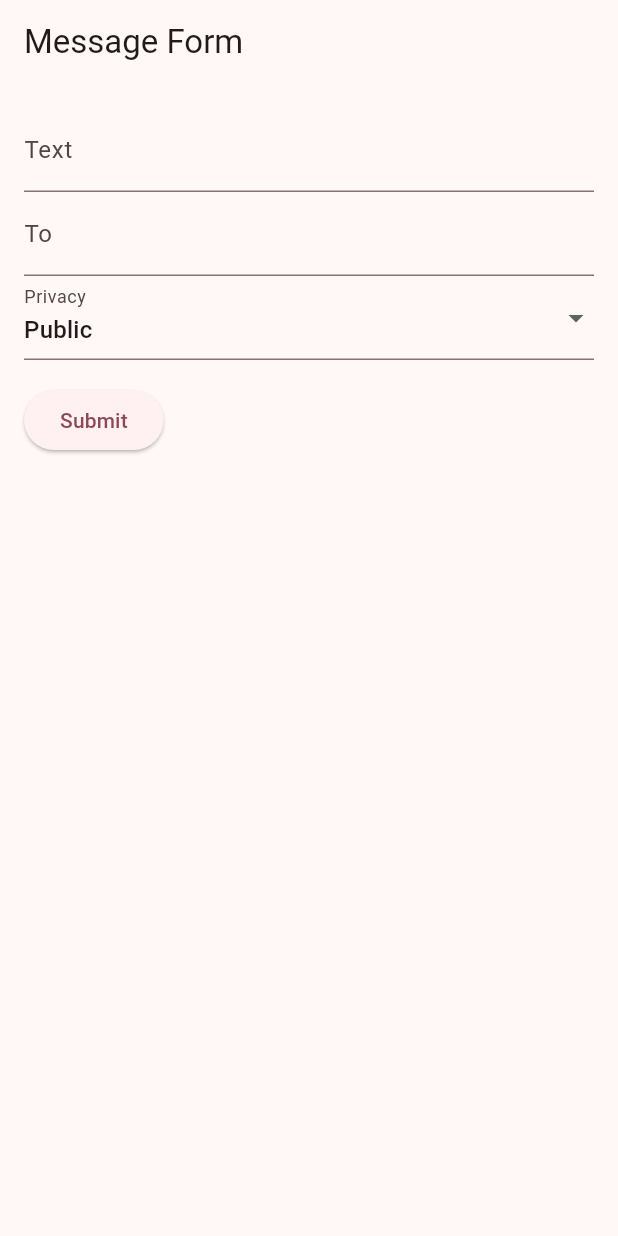
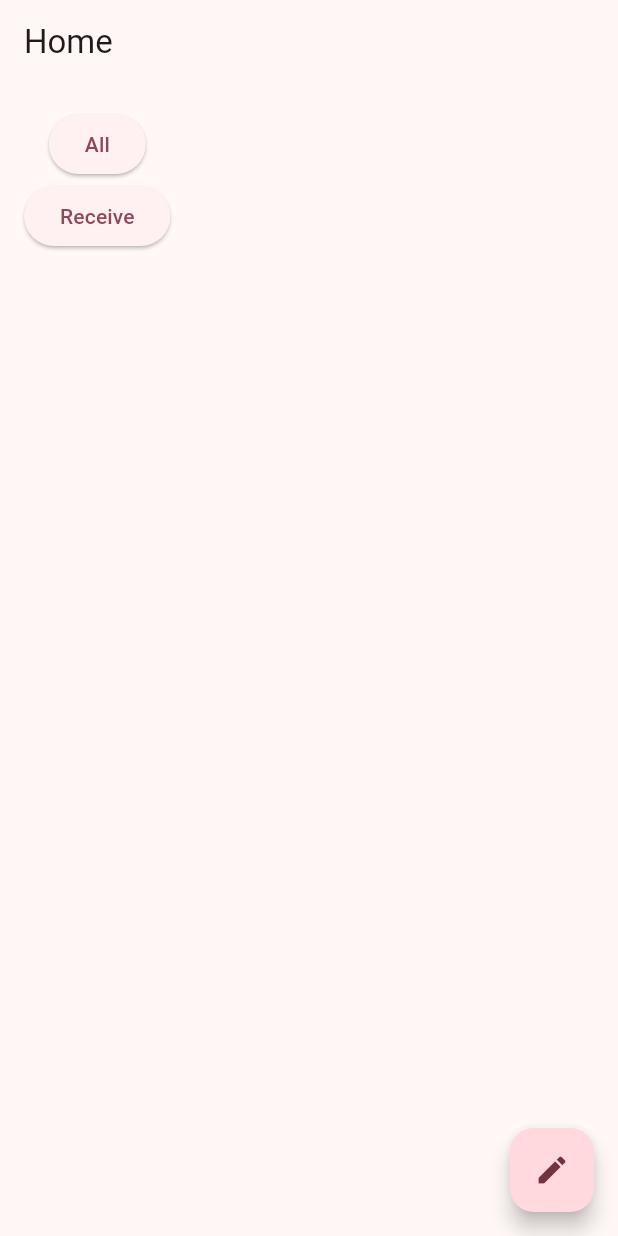
Before and after one commit to InkyChew/flutter-grateful, a Flutter app: the screen it shows after launch, on a phone screen of 412 x 824 dp. Run offline on Flutter 3.47's test engine with Material 3 defaults, Android fonts, the phone set to English and light mode, and no system bars; our stand-ins replace equatable, flutter_bloc.

Commit message:
home page

```diff
--- a/lib/bloc/msg_bloc.dart
+++ b/lib/bloc/msg_bloc.dart
@@ -7,10 +7,27 @@ part 'msg_state.dart';
 
 class MsgBloc extends Bloc<MsgEvent, MsgState> {
   final List<Msg> _msgList = [
-    Msg(text: "You are awesome.", from: 1, to: 1),
-    Msg(text: "It's a sunny day.", from: 1, to: 1),
-    Msg(text: "You're so beautiful.", from: 1, to: 1),
+    Msg(
+        text:
+            "You are awesome.Lorem ipsum dolor sit amet consectetur adipisicing elit. Maxime, iure voluptas ducimus esse deserunt temporibus sunt recusandae provident culpa in.",
+        from: 1,
+        to: 1),
+    Msg(
+        text:
+            "It's a sunny day.Lorem ipsum dolor sit amet consectetur adipisicing elit. Maxime, iure voluptas ducimus esse deserunt temporibus sunt recusandae provident culpa in.",
+        from: 2,
+        to: 1),
+    Msg(
+        text:
+            "You're so beautiful.Lorem ipsum dolor sit amet consectetur adipisicing elit. Maxime,",
+        from: 3,
+        to: 1),
     Msg(text: "Hi it's nice to see you.", from: 1, to: 1),
+    Msg(
+        text:
+            "Hi it's a new day.Lorem ipsum dolor sit amet consectetur adipisicing elit. Maxime, iure",
+        from: 1,
+        to: 1),
   ];
 
   MsgBloc() : super(Initial()) {
@@ -27,7 +44,14 @@ class MsgBloc extends Bloc<MsgEvent, MsgState> {
       // handle API calls
       emit(Loading());
       await Future.delayed(const Duration(seconds: 2));
-      emit(MsgListLoaded(_msgList));
+
+      Iterable<Msg> filteredMsgList = _msgList.where((m) => m.to == event.to);
+      if (event.from != null) {
+        filteredMsgList = _msgList.where((m) {
+          return (event.from == -1) ? m.from != event.to : m.from == event.from;
+        });
+      }
+      emit(MsgListLoaded(filteredMsgList.toList()));
     } catch (e) {
       emit(Error(e.toString()));
     }
--- a/lib/bloc/msg_event.dart
+++ b/lib/bloc/msg_event.dart
@@ -8,9 +8,10 @@ sealed class MsgEvent extends Equatable {
 }
 
 class GetMsgListEvent extends MsgEvent {
-  final List<Msg> msgList;
+  final int? from;
+  final int to;
 
-  const GetMsgListEvent({required this.msgList});
+  const GetMsgListEvent({this.from, required this.to});
 }
 
 class UpdateMsgEvent extends MsgEvent {
--- a/lib/main.dart
+++ b/lib/main.dart
@@ -1,5 +1,5 @@
 import 'package:flutter/material.dart';
-import 'package:flutter_grateful/pages/msg_edit_page.dart';
+import 'package:flutter_grateful/pages/home_page.dart';
 
 void main() {
   runApp(const MyApp());
@@ -17,7 +17,7 @@ class MyApp extends StatelessWidget {
         colorScheme: ColorScheme.fromSeed(seedColor: Colors.pink),
         useMaterial3: true,
       ),
-      home: const MsgEditPage(),
+      home: const HomePage(),
     );
   }
 }
--- /dev/null
+++ b/lib/pages/home_page.dart
@@ -0,0 +1,71 @@
+import 'package:flutter/material.dart';
+import 'package:flutter_bloc/flutter_bloc.dart';
+import 'package:flutter_grateful/bloc/msg_bloc.dart';
+import 'package:flutter_grateful/pages/msg_edit_page.dart';
+import 'package:flutter_grateful/pages/msg_list_page.dart';
+
+class HomePage extends StatelessWidget {
+  final int userId = 1;
+  const HomePage({super.key});
+
+  @override
+  Widget build(BuildContext context) {
+
+    return Scaffold(
+      appBar: AppBar(
+        title: const Text('Home'),
+      ),
+      body: Padding(
+        padding: const EdgeInsets.all(16.0),
+        child: Column(
+          children: [
+            ElevatedButton(
+              onPressed: () {
+                Navigator.push(
+                  context,
+                  MaterialPageRoute(
+                    builder: (context) => BlocProvider(
+                      create: (context) =>
+                          MsgBloc()..add(GetMsgListEvent(to: userId)),
+                      child: MsgListPage(userId: userId,),
+                    ),
+                  ),
+                );
+              },
+              child: const Text('All'),
+            ),
+            ElevatedButton(
+              onPressed: () {
+                Navigator.push(
+                  context,
+                  MaterialPageRoute(
+                    builder: (context) => BlocProvider(
+                      create: (context) =>
+                          MsgBloc()..add(GetMsgListEvent(from: -1, to: userId)),
+                      child: MsgListPage(userId: userId,),
+                    ),
+                  ),
+                );
+              },
+              child: const Text('Receive'),
+            ),
+          ],
+        ),
+      ),
+      floatingActionButton: FloatingActionButton(
+        onPressed: () {
+          Navigator.push(
+            context,
+            MaterialPageRoute(
+              builder: (context) => BlocProvider(
+                create: (context) => MsgBloc(),
+                child: const MsgEditPage(),
+              ),
+            ),
+          );
+        },
+        child: const Icon(Icons.edit),
+      ),
+    );
+  }
+}
--- a/lib/pages/msg_edit_page.dart
+++ b/lib/pages/msg_edit_page.dart
@@ -25,8 +25,6 @@ class _MsgEditPageState extends State<MsgEditPage> {
       appBar: AppBar(title: const Text('Message Form')),
       body: Padding(
         padding: const EdgeInsets.all(16.0),
-        child: BlocProvider(
-          create: (context) => MsgBloc(),
         child: BlocConsumer<MsgBloc, MsgState>(
           listener: (context, state) {
             if (state is MsgUpdated) {
@@ -123,7 +121,6 @@ class _MsgEditPageState extends State<MsgEditPage> {
           },
         ),
       ),
-      ),
     );
   }
 }
```
Lines whose indentation alone changed are shown as unchanged.
